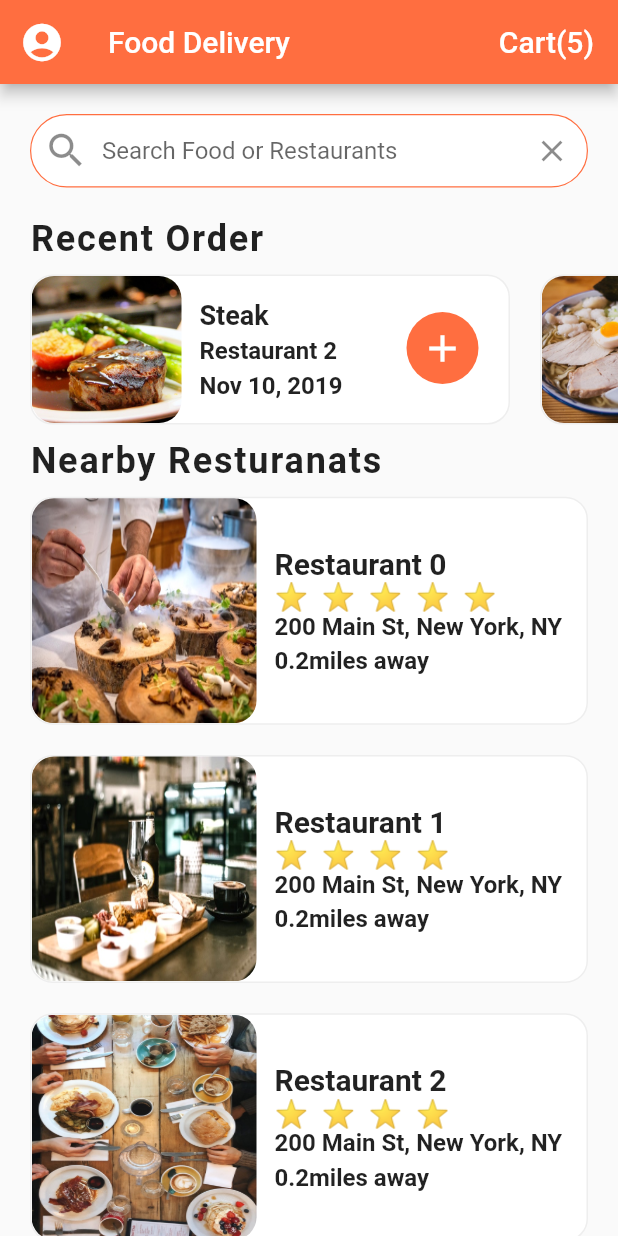
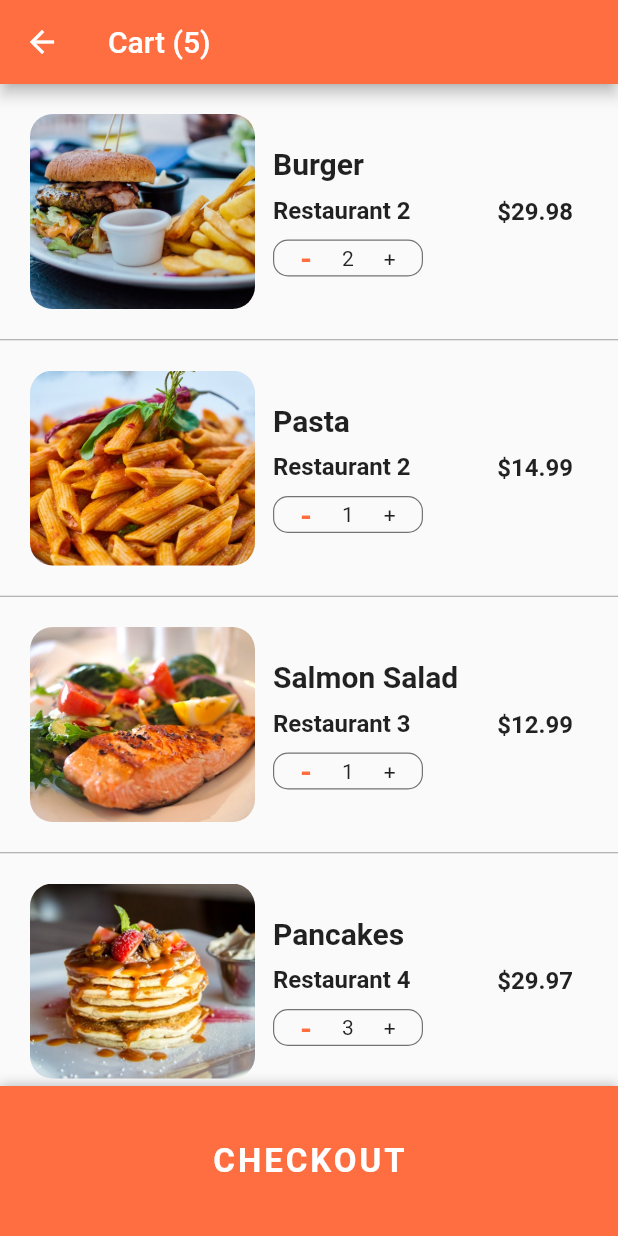
Before and after one commit to williammw/flutter_delivery_app, a Flutter app: the screen it shows after launch, after a tap on an icon or button, on a phone screen of 412 x 824 dp. Run offline on Flutter 3.47's test engine with Material 2 defaults, Android fonts, the phone set to English and light mode, and no system bars.

Commit message:
delivery app completed

```diff
--- a/lib/screens/home_screen.dart
+++ b/lib/screens/home_screen.dart
@@ -2,6 +2,7 @@ import 'package:flutter/material.dart';
 import 'package:flutter_food_delivery_ui/data/data.dart';
 import 'package:flutter_food_delivery_ui/models/restaurant.dart';
 import 'package:flutter_food_delivery_ui/screens/restaurant_screen.dart';
+import 'package:flutter_food_delivery_ui/widgets/cart_screen.dart';
 import 'package:flutter_food_delivery_ui/widgets/recent_orders.dart';
 import 'package:flutter_food_delivery_ui/widgets/rating_stars.dart';
 
@@ -99,7 +100,12 @@ class _HomeScreenState extends State<HomeScreen> {
           FlatButton(
             child: Text('Cart(${currentUser.cart.length})',
                 style: TextStyle(color: Colors.white, fontSize: 20)),
-            onPressed: () {},
+            onPressed: () => Navigator.push(
+              context,
+              MaterialPageRoute(
+                builder: (_) => CartScreen(),
+              ),
+            ),
           ),
         ],
       ),
--- /dev/null
+++ b/lib/widgets/cart_screen.dart
@@ -0,0 +1,194 @@
+import 'package:flutter/cupertino.dart';
+import 'package:flutter/material.dart';
+import 'package:flutter/widgets.dart';
+import 'package:flutter_food_delivery_ui/data/data.dart';
+import 'package:flutter_food_delivery_ui/models/order.dart';
+
+class CartScreen extends StatefulWidget {
+  @override
+  _CartScreenState createState() => _CartScreenState();
+}
+
+class _CartScreenState extends State<CartScreen> {
+  _buildCartItem(Order order) {
+    //
+    return Container(
+      padding: EdgeInsets.all(20.0),
+      height: 170.0,
+      child: Row(
+        children: <Widget>[
+          Expanded(
+            child: Row(
+              children: <Widget>[
+                Container(
+                  width: 150.0,
+                  decoration: BoxDecoration(
+                    image: DecorationImage(
+                      image: AssetImage(order.food.imageUrl),
+                      fit: BoxFit.cover,
+                    ),
+                    borderRadius: BorderRadius.circular(15.0),
+                  ),
+                ),
+                Container(
+                  margin: EdgeInsets.all(12.0),
+                  child: Column(
+                    mainAxisAlignment: MainAxisAlignment.center,
+                    crossAxisAlignment: CrossAxisAlignment.start,
+                    children: <Widget>[
+                      Text(
+                        order.food.name,
+                        style: TextStyle(
+                          fontSize: 20.0,
+                          fontWeight: FontWeight.bold,
+                        ),
+                        overflow: TextOverflow.ellipsis,
+                      ),
+                      SizedBox(height: 10.0),
+                      Text(
+                        order.restaurant.name,
+                        style: TextStyle(
+                          fontSize: 16.0,
+                          fontWeight: FontWeight.w600,
+                        ),
+                        overflow: TextOverflow.ellipsis,
+                      ),
+                      SizedBox(height: 10.0),
+                      Container(
+                        width: 100,
+                        decoration: BoxDecoration(
+                          borderRadius: BorderRadius.circular(10.0),
+                          border: Border.all(width: 0.8, color: Colors.black54),
+                        ),
+                        child: Row(
+                          mainAxisAlignment: MainAxisAlignment.center,
+                          children: <Widget>[
+                            Text(
+                              '-',
+                              style: TextStyle(
+                                color: Theme.of(context).primaryColor,
+                                fontSize: 20.0,
+                                fontWeight: FontWeight.bold,
+                              ),
+                            ),
+                            SizedBox(width: 20.0),
+                            Text(
+                              order.quantity.toString(),
+                            ),
+                            SizedBox(width: 20.0),
+                            Text('+'),
+                          ],
+                        ),
+                      ),
+                    ],
+                  ),
+                ),
+              ],
+            ),
+          ),
+          Container(
+            margin: EdgeInsets.all(10.0),
+            child: Text(
+              '\$${order.quantity * order.food.price}',
+              style: TextStyle(
+                fontSize: 16.0,
+                fontWeight: FontWeight.w600,
+              ),
+            ),
+          ),
+        ],
+      ),
+    );
+  }
+
+  @override
+  Widget build(BuildContext context) {
+    double totalPrice = 0;
+    currentUser.cart.forEach(
+      (Order order) => totalPrice += order.quantity * order.food.price,
+    );
+    return Scaffold(
+      appBar: AppBar(
+        title: Text('Cart (${currentUser.cart.length})'),
+      ),
+      body: ListView.separated(
+        itemCount: currentUser.cart.length + 1,
+        itemBuilder: (BuildContext context, int index) {
+          if (index < currentUser.cart.length) {
+            Order order = currentUser.cart[index];
+            return _buildCartItem(order);
+          }
+          return Padding(
+            padding: EdgeInsets.all(20.0),
+            child: Column(
+              children: <Widget>[
+                Row(
+                  mainAxisAlignment: MainAxisAlignment.spaceBetween,
+                  children: <Widget>[
+                    Text(
+                      'Estimated Delivery time',
+                      style: TextStyle(
+                          fontSize: 20.0, fontWeight: FontWeight.w600),
+                    ),
+                    Text(
+                      '25 min',
+                      style: TextStyle(
+                          fontSize: 20.0, fontWeight: FontWeight.w600),
+                    ),
+                  ],
+                ),
+                SizedBox(height: 10.0),
+                Row(
+                  mainAxisAlignment: MainAxisAlignment.spaceBetween,
+                  children: <Widget>[
+                    Text(
+                      'Total Cost',
+                      style: TextStyle(
+                          fontSize: 20.0, fontWeight: FontWeight.w600),
+                    ),
+                    Text(
+                      '\$${totalPrice.toStringAsFixed(2)}',
+                      style: TextStyle(
+                          color: Colors.green[700],
+                          fontSize: 20.0,
+                          fontWeight: FontWeight.w600),
+                    ),
+                  ],
+                ),
+                SizedBox(height: 100.0)
+              ],
+            ),
+          );
+        },
+        separatorBuilder: (BuildContext context, int index) {
+          return Divider(height: 1.0, color: Colors.grey);
+        },
+      ),
+      bottomSheet: Container(
+        height: 100.0,
+        width: MediaQuery.of(context).size.width,
+        decoration: BoxDecoration(
+          color: Theme.of(context).primaryColor,
+          boxShadow: [
+            BoxShadow(
+              color: Colors.black26,
+              offset: Offset(0, -1),
+              blurRadius: 6.0,
+            )
+          ],
+        ),
+        child: Center(
+            child: FlatButton(
+          child: Text(
+            'CHECKOUT',
+            style: TextStyle(
+                color: Colors.white,
+                fontSize: 22.0,
+                fontWeight: FontWeight.w600,
+                letterSpacing: 2.0),
+          ),
+        )),
+      ),
+    );
+  }
+}
```
Also changed, not shown: lib/screens/restaurant_screen.dart (+109 -0 lines).
